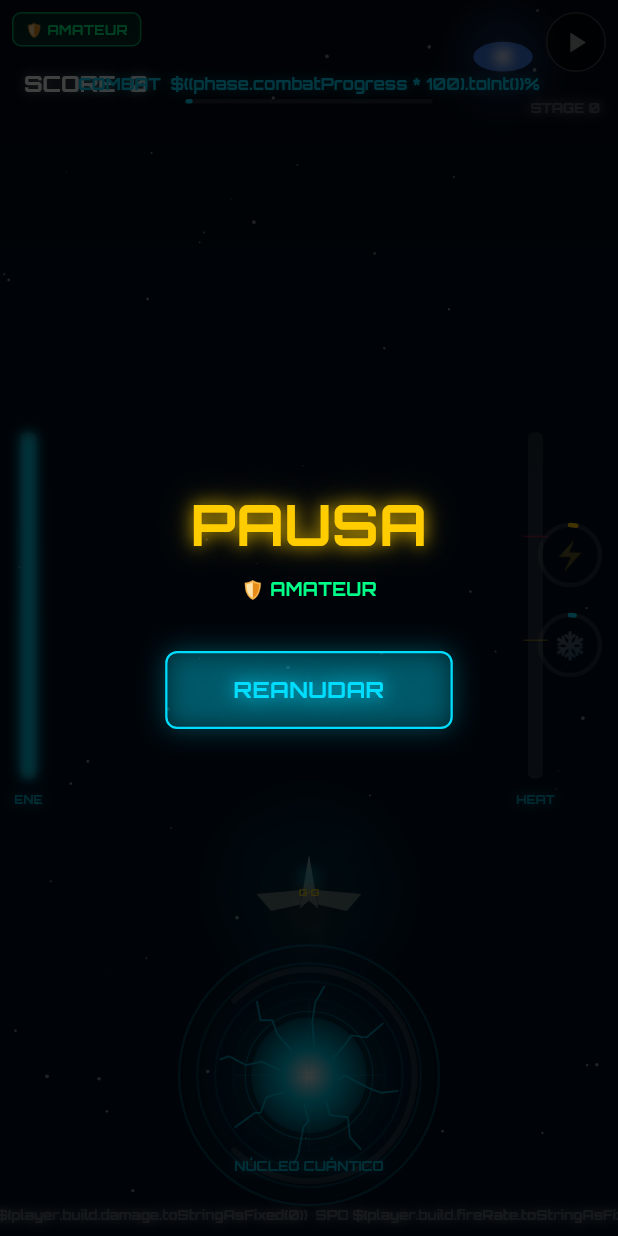
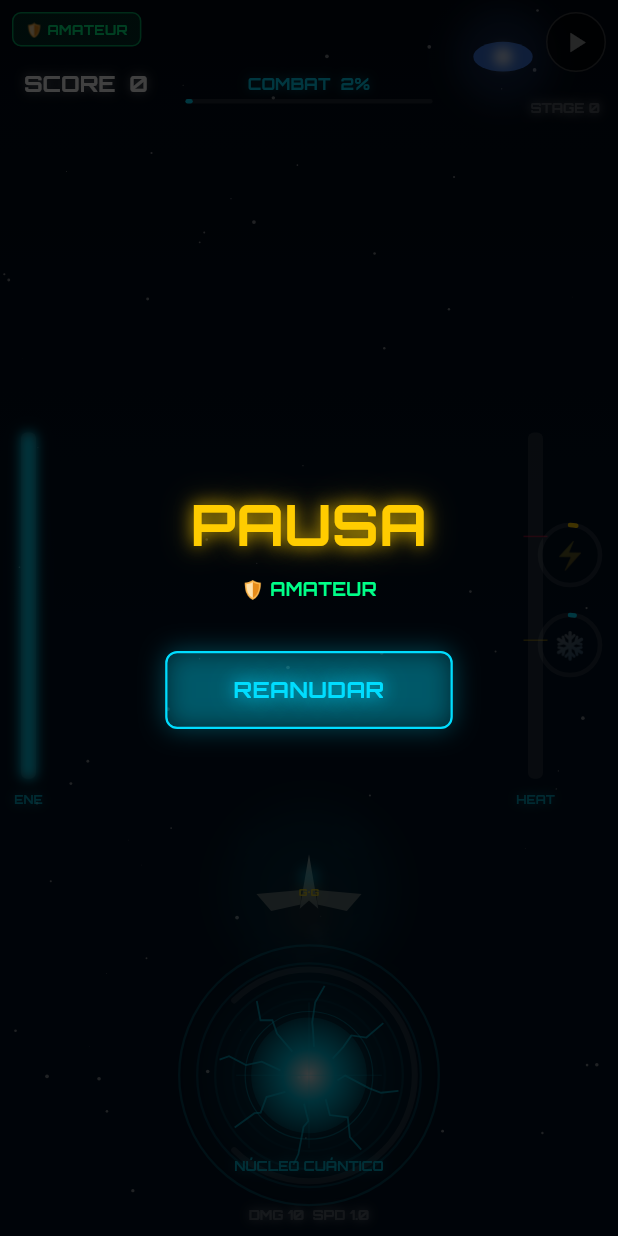
Before and after one commit to gustavoenriquegaray121-star/phoenix-core-cryo-balance, a Flutter app: the GameScreen screen opened directly with empty values, after a tap on the "pause" icon, on a phone screen of 412 x 824 dp. Run offline on Flutter 3.47's test engine with Material 3 defaults, Android fonts, the light colour scheme and no system bars; our stand-ins replace audioplayers, flutter_tts, shared_preferences, video_player; accounts and stored records are empty.

Commit message:
Update main.dart

```diff
--- a/lib/main.dart
+++ b/lib/main.dart
@@ -149,19 +149,23 @@ class DifficultyConfig {
   double get spawnRateMult   => switch (level) { Difficulty.amateur => 0.85, Difficulty.veterano => 1.35, Difficulty.comandante => 1.7  };
   int    get maxWaveSize     => switch (level) { Difficulty.amateur => 3,    Difficulty.veterano => 5,    Difficulty.comandante => 6    };
   double get enemyFireRateMult => switch (level) { Difficulty.amateur => 0.7, Difficulty.veterano => 1.0, Difficulty.comandante => 1.4 };
-  double get bossHpMult      => switch (level) { Difficulty.amateur => 0.9,  Difficulty.veterano => 1.4,  Difficulty.comandante => 1.8  };
-  double get bossBulletDmgMult => switch (level) { Difficulty.amateur => 0.7, Difficulty.veterano => 1.0, Difficulty.comandante => 1.4 };
-  double get bossShieldDuration => switch (level) { Difficulty.amateur => 6.0, Difficulty.veterano => 10.0, Difficulty.comandante => 14.0 };
-  double get bossVulnerableWindow => switch (level) { Difficulty.amateur => 4.0, Difficulty.veterano => 2.5, Difficulty.comandante => 1.8 };
+  double get bossHpMult      => switch (level) { Difficulty.amateur => 1.5,  Difficulty.veterano => 2.5,  Difficulty.comandante => 3.5  };
+  double get bossBulletDmgMult => switch (level) { Difficulty.amateur => 0.6, Difficulty.veterano => 0.9, Difficulty.comandante => 1.3 };
+  double get bossShieldDuration => switch (level) { Difficulty.amateur => 8.0, Difficulty.veterano => 14.0, Difficulty.comandante => 20.0 };
+  double get bossVulnerableWindow => switch (level) { Difficulty.amateur => 3.5, Difficulty.veterano => 2.0, Difficulty.comandante => 1.2 };
   double get gravTimerSeconds => switch (level) { Difficulty.amateur => 80.0, Difficulty.veterano => 60.0, Difficulty.comandante => 45.0 };
   double get heatGenMult     => switch (level) { Difficulty.amateur => 0.6,  Difficulty.veterano => 1.0,  Difficulty.comandante => 1.5  };
   double get heatCoolMult    => switch (level) { Difficulty.amateur => 2.0,  Difficulty.veterano => 1.0,  Difficulty.comandante => 0.7  };
-  double get overheatDuration => switch (level) { Difficulty.amateur => 0.8, Difficulty.veterano => 1.5,  Difficulty.comandante => 2.2  };
+  double get overheatDuration => switch (level) { Difficulty.amateur => 0.6, Difficulty.veterano => 1.2,  Difficulty.comandante => 1.8  };
   bool   get tripleGuaranteed => level != Difficulty.comandante;
   bool   get hasMissile      => level != Difficulty.amateur;
   double get missileRechargeTime => switch (level) { Difficulty.amateur => 999, Difficulty.veterano => 10.0, Difficulty.comandante => 14.0 };
   double get powerUpInterval => switch (level) { Difficulty.amateur => 22.0, Difficulty.veterano => 32.0, Difficulty.comandante => 45.0 };
   bool   get boss4TripleFromStart => level == Difficulty.comandante;
+  // Comandante empieza con disparo doble desde Stage 1
+  bool   get startsWithDouble => level == Difficulty.comandante;
+  // Comandante empieza con disparo doble desde el inicio
+  bool   get startsWithDouble => level == Difficulty.comandante;
   bool   get hasFinisherMode => true; // todos los niveles
   // Finisher threshold — % HP para activar huida
   double get finisherThreshold => switch (level) { Difficulty.amateur => 0.12, Difficulty.veterano => 0.10, Difficulty.comandante => 0.08 };
@@ -216,14 +220,14 @@ class CinematicScene {
 }
 
 const _stages = [
-  StageConfig(stageNum:1, name:'NEBULOSA DE ORIÓN', bossName:'THE FROZEN WARLORD', bossAsset:'assets/images/boss.png', bossColor:cWarlord, hazard:StageHazard.none, bossHpBase:180, bossHpPerCycle:35, scenes:[]),
-  StageConfig(stageNum:2, name:'ASTEROIDES DE KHAROS', bossName:'EL SEGADOR DE ALMAS', bossAsset:'assets/images/jefe2.png', bossColor:cGreen, hazard:StageHazard.asteroids, bossHpBase:160, bossHpPerCycle:30, scenes:[
+  StageConfig(stageNum:1, name:'NEBULOSA DE ORIÓN', bossName:'THE FROZEN WARLORD', bossAsset:'assets/images/boss.png', bossColor:cWarlord, hazard:StageHazard.none, bossHpBase:420, bossHpPerCycle:80, scenes:[]),
+  StageConfig(stageNum:2, name:'ASTEROIDES DE KHAROS', bossName:'EL SEGADOR DE ALMAS', bossAsset:'assets/images/jefe2.png', bossColor:cGreen, hazard:StageHazard.asteroids, bossHpBase:380, bossHpPerCycle:70, scenes:[
     CinematicScene(location:'DOCK 7A — BASE PHOENIX', speaker:'GENERAL G.G.', speakerColor:'gold', dialogue:'Comandante… lo consiguió.\nEl núcleo cuántico llegó intacto.\nLa colonia Elysium ya está recibiendo energía estable.', imageAsset:'assets/images/escena1jefe2.jpg'),
     CinematicScene(location:'DOCK 7A — HANGAR', speaker:'GENERAL G.G.', speakerColor:'gold', dialogue:'Recibimos señales de alerta desde los Asteroides de Kharos.\nAlgo está atacando nuestros convoyes…\nLe llamamos El Segador de Almas del Abismo.', imageAsset:'assets/images/escena2jefe2.jpg'),
     CinematicScene(location:'DOCK 7A — HANGAR', speaker:'USUARIO', speakerColor:'ice', dialogue:'¿Qué necesita que haga?', imageAsset:'assets/images/escena3jefe2.jpg'),
     CinematicScene(location:'DOCK 7A — HANGAR', speaker:'GENERAL G.G.', speakerColor:'gold', dialogue:'Vaya allí y deténgalo antes de que alcance el Núcleo Central de Elysium.\nSu nave está siendo reparada. Descanse.\nEsta entidad es mucho más antigua… y más peligrosa.', imageAsset:'assets/images/escena4jefe2.jpg'),
   ]),
-  StageConfig(stageNum:3, name:'ZONA NEUTRÓNICA OMEGA', bossName:'EL DEVORADOR DE SUEÑOS', bossAsset:'assets/images/jefe3.png', bossColor:cPurple, hazard:StageHazard.gravityTimer, bossHpBase:220, bossHpPerCycle:35, scenes:[
+  StageConfig(stageNum:3, name:'ZONA NEUTRÓNICA OMEGA', bossName:'EL DEVORADOR DE SUEÑOS', bossAsset:'assets/images/jefe3.png', bossColor:cPurple, hazard:StageHazard.gravityTimer, bossHpBase:520, bossHpPerCycle:90, scenes:[
     CinematicScene(location:'DOCK 7A — BASE PHOENIX', speaker:'GENERAL G.G.', speakerColor:'gold', dialogue:'Comandante… excelente trabajo.\nEl Segador fue neutralizado.\nPermítame presentarle a la Doctora Denise Moreau.', imageAsset:'assets/images/escena1jefe3.jpg'),
     CinematicScene(location:'SALA DE ANÁLISIS', speaker:'DRA. DENISE MOREAU', speakerColor:'ice', dialogue:'Lo que enfrentaremos no es una nave enemiga…\nes una entidad biológica altamente evolucionada.', imageAsset:'assets/images/escena2jefe3.jpg'),
     CinematicScene(location:'CAFÉ ALTEA', speaker:'DRA. DENISE MOREAU', speakerColor:'ice', dialogue:'Ataca la mente, genera alucinaciones y distorsiona la realidad.\nSi logra establecer una cabeza de playa, la infestación será imposible de detener.', imageAsset:'assets/images/escena3jefe3.jpg'),
@@ -274,8 +278,11 @@ class PlayerBuild {
   PlayerBuild({this.damage = 10, this.fireRate = 1.0, this.maxEnergy = 100, this.cooling = 1.0, this.shieldEfficiency = 1.0, this.hasTripleShot = false, this.heatGenMult = 1.0, List<String>? modules}) : modules = modules ?? [];
 }
 class Player {
-  double x, y, energy = 100, heat = 0; bool shieldActive = false; double shieldTimer = 0; PlayerBuild build;
-  // y es para Finisher Mode (movimiento libre)
+  double x, y, energy = 100, heat = 0;
+  bool shieldActive = false; double shieldTimer = 0;
+  // Escudo inicial degradable — nave tiene protección que baja con daño
+  double hullIntegrity = 100; // 100% integridad del casco
+  PlayerBuild build;
   Player(this.x, {PlayerBuild? b, double? startY}) : build = b ?? PlayerBuild(), energy = b?.maxEnergy ?? 100, y = startY ?? 0;
 }
 class Enemy {
@@ -294,7 +301,7 @@ class Boss {
   bool phaseShieldActive = false; double phaseShieldTimer = 0, vulnerableTimer = 0; bool phaseTriggered = false;
   // Finisher
   bool finisherTriggered = false;
-  static const double moveTime = 3.0, chargeTime = kBossChargeTime, cooldownTime = 2.8;
+  static const double moveTime = 2.5, chargeTime = kBossChargeTime, cooldownTime = 2.0;
   Boss({required this.x, required this.y, required this.hp, this.vx = 75}) : maxHp = hp, vy = 0;
 }
 class Bullet {
@@ -819,6 +826,7 @@ class _GState extends State<GameScreen> with SingleTickerProviderStateMixin {
   double _finisherCamZoom = 1.0; // zoom out durante chase
   // ── Boss death épica ──
   bool _bossDying = false; double _bossDeathTimer = 0; double _timeScale = 1.0;
+  bool _showBossKillGlory = false; double _bossKillGloryTimer = 0;
   double _bossShakeX = 0, _bossShakeY = 0, _bossShakeIntensity = 0;
   int _score = 0, _totalDmg = 0; double _coreTemp = 0, _niFrame = 0;
   double _shootTimer = 0, _spawnTimer = 0, _puTimer = 0;
@@ -850,12 +858,17 @@ class _GState extends State<GameScreen> with SingleTickerProviderStateMixin {
   @override void initState() {
     super.initState(); _score = widget.initialScore; _ai = AIAdapt();
     _heat = HeatSystem(); _puTimer = _diff.powerUpInterval; _gravTimer = _diff.gravTimerSeconds;
+    // Detener todo audio anterior al iniciar nuevo stage
+    widget.audio.stopAll();
     if (_diff.hasMissile) _missile = MissileSystem(_diff.missileRechargeTime);
     WidgetsBinding.instance.addPostFrameCallback((_) {
       if (!mounted) return;
       final sz = MediaQuery.of(context).size; _sw = sz.width; _sh = sz.height;
       final b = widget.initialBuild ?? PlayerBuild();
       _player = Player(_sw / 2, b: b, startY: _sh * 0.72); _res.energy = _player.build.maxEnergy;
+    // Escudo inicial degradable — más resistente en stages bajos
+    _player.shieldActive = true;
+    _player.shieldTimer = switch(_stage.stageNum) { 1 => 8.0, 2 => 6.0, 3 => 4.0, _ => 0.0 };
       _ai.resetForStage(_stage.stageNum);
       _ticker = createTicker(_tick)..start();
     });
@@ -966,6 +979,8 @@ class _GState extends State<GameScreen> with SingleTickerProviderStateMixin {
     }
     _audio.playExplosion(isBoss: true); hapticHeavy();
     _ai.analyze(_player.build, _stage.stageNum); _audio.switchToAmbient();
+    // Mostrar pantalla de triunfo 3.5s antes de continuar
+    _showBossKillGlory = true; _bossKillGloryTimer = 3.5;
     _finisherCamZoom = 1.0;
   }
 
@@ -1015,6 +1030,15 @@ class _GState extends State<GameScreen> with SingleTickerProviderStateMixin {
     if (_disposed || !mounted) return;
     if (_paused) { setState(() {}); return; }
 
+    // Glory screen al matar jefe
+    if (_showBossKillGlory) {
+      _bossKillGloryTimer -= dt;
+      _updateParticles(dt); _updateFloats(dt);
+      if (_bossKillGloryTimer <= 0) _showBossKillGlory = false;
+      if (mounted) setState(() {});
+      // No bloqueamos el update completo, solo mostramos overlay
+    }
+
     // Boss dying épico
     if (_bossDying) {
       _bossDeathTimer += dt; _bossShakeIntensity *= 0.92;
@@ -1022,7 +1046,7 @@ class _GState extends State<GameScreen> with SingleTickerProviderStateMixin {
       if (_rng.nextDouble() < 0.4 && _boss != null) { _particles.add(Particle(x: _boss!.x + (_rng.nextDouble() - 0.5) * 90, y: _boss!.y + (_rng.nextDouble() - 0.5) * 90, vx: (_rng.nextDouble() - 0.5) * 240, vy: (_rng.nextDouble() - 0.5) * 240, life: 0.6 + _rng.nextDouble() * 0.5, color: _rng.nextBool() ? Colors.orange : cFire, size: 3 + _rng.nextDouble() * 6)); }
       if (_bossDeathTimer > 0.3 && _timeScale < 1.0) _timeScale = (_timeScale + dt * 2.5).clamp(0, 1);
       _updateParticles(dt); _updateFloats(dt);
-      if (_bossDeathTimer > 3.0) { _bossDying = false; _timeScale = 1.0; _bossShakeIntensity = 0; _resetPlayerForStage(); _stageClear(); }
+      if (_bossDeathTimer > 2.0 && !_showBossKillGlory) { _bossDying = false; _timeScale = 1.0; _bossShakeIntensity = 0; _resetPlayerForStage(); _stageClear(); }
       if (mounted) setState(() {}); return;
     }
 
@@ -1127,6 +1151,10 @@ class _GState extends State<GameScreen> with SingleTickerProviderStateMixin {
       _bullets.add(Bullet(_player.x, py, _player.build.damage, angle: penalty));
       _bullets.add(Bullet(_player.x, py, _player.build.damage * 0.7, angle: -0.13 + penalty));
       _bullets.add(Bullet(_player.x, py, _player.build.damage * 0.7, angle: 0.13 + penalty));
+    } else if (_diff.startsWithDouble) {
+      // Comandante empieza con doble disparo paralelo
+      _bullets.add(Bullet(_player.x - 6, py, _player.build.damage * 0.85, angle: penalty));
+      _bullets.add(Bullet(_player.x + 6, py, _player.build.damage * 0.85, angle: penalty));
     } else {
       _bullets.add(Bullet(_player.x, py, _player.build.damage, angle: penalty));
     }
@@ -1194,7 +1222,7 @@ class _GState extends State<GameScreen> with SingleTickerProviderStateMixin {
       b.burstTimer += dt; final brokenCount = _portalNodes.isEmpty ? 0 : _portalNodes.where((n) => n.broken).length; final interval = (1.8 - (brokenCount * 0.32)).clamp(0.45, 1.8); if (b.burstTimer >= interval) { b.burstTimer = 0; _fireBoss(b); } return;
     }
 
-    final effectiveMoveTime = b.phaseShieldActive ? 1.5 : Boss.moveTime; final effectiveBurstLimit = b.phaseShieldActive ? 4 : 3;
+    final effectiveMoveTime = b.phaseShieldActive ? 1.5 : Boss.moveTime; final effectiveBurstLimit = b.phaseShieldActive ? 5 : (_diff.level == Difficulty.amateur ? 3 : _diff.level == Difficulty.veterano ? 4 : 5);
     switch (b.state) {
       case BossState.moving: b.x += b.vx * dt; b.y = _sh * 0.16 + sin(b.animT * 0.8) * 24; if (b.x < kBossR || b.x > _sw - kBossR) b.vx *= -1; b.stateTimer += dt; if (b.stateTimer >= effectiveMoveTime) { b.state = BossState.charging; b.stateTimer = 0; b.chargeGlow = 0; }
       case BossState.charging: b.stateTimer += dt; b.chargeGlow = (b.stateTimer / Boss.chargeTime).clamp(0, 1); b.y = _sh * 0.16 + sin(b.animT * 12) * 3 * b.chargeGlow; if (b.stateTimer >= Boss.chargeTime) { b.state = BossState.firing; b.stateTimer = 0; b.burstCount = 0; b.burstTimer = 0; }
@@ -1220,7 +1248,7 @@ class _GState extends State<GameScreen> with SingleTickerProviderStateMixin {
       if (!_antiPatternTriggered && _rng.nextDouble() < 0.25) { _antiPatternTriggered = true; final msg = predict > 0.75 ? 'Eres completamente predecible…' : predict > 0.5 ? 'Empiezo a entenderte…' : 'Con tecnología de museo…'; _addFloat(b.x, b.y - kBossR - 24, msg, cRed); _glitchActive = true; _glitchT = 0.5; Future.delayed(const Duration(seconds: 4), () { if (!_disposed) _antiPatternTriggered = false; }); }
       _diffMult = (_diffMult + 0.03).clamp(1.0, 2.0); return;
     }
-    final offsets = _stage.stageNum >= 3 ? [0.0, -sp, sp, -sp * 0.5] : [0.0, -sp, sp];
+    final offsets = _diff.level == Difficulty.comandante ? [0.0, -sp, sp, -sp*0.5, sp*0.5] : _stage.stageNum >= 3 ? [0.0, -sp, sp, -sp * 0.5] : [0.0, -sp, sp];
     for (final off in offsets) _bullets.add(Bullet(b.x, b.y + kBossR, dmg, isEnemy: true, fromBoss: true, angle: ba + off, speed: bspd));
   }
 
@@ -1231,8 +1259,23 @@ class _GState extends State<GameScreen> with SingleTickerProviderStateMixin {
         final px = _player.x, py = _player.y;
         if ((bul.x - px).abs() < kPhoenixSize && (bul.y - py).abs() < kPhoenixSize) {
           rem.add(bul);
-          if (_player.shieldActive) { _player.shieldActive = false; hapticLight(); _audio.playShieldHit(); _spawnBurst(px, py, cShield, 8); _addFloat(px, py - 20, 'ESCUDO!', cShield); }
-          else { _res.energy -= bul.fromBoss ? 11 : 13; _heat.applyShot(_player.build, _diff); _coreTemp += bul.fromBoss ? 0.032 : 0.042; hapticMedium(); _spawnBurst(px, py, cDanger, 8); _addFloat(px, py - 20, '-E', cDanger); }
+          if (_player.shieldActive) {
+            _player.shieldActive = false; hapticLight(); _audio.playShieldHit(); _spawnBurst(px, py, cShield, 8); _addFloat(px, py - 20, 'ESCUDO!', cShield);
+          } else if (_player.hullIntegrity > 0) {
+            // Casco absorbe parte del daño
+            final hullDmg = bul.fromBoss ? 8.0 : 5.0;
+            _player.hullIntegrity = (_player.hullIntegrity - hullDmg).clamp(0, 100);
+            final passThru = _player.hullIntegrity < 30 ? 1.0 : _player.hullIntegrity < 60 ? 0.6 : 0.3;
+            _res.energy -= (bul.fromBoss ? 11 : 13) * passThru;
+            _heat.applyShot(_player.build, _diff);
+            _coreTemp += (bul.fromBoss ? 0.032 : 0.042) * passThru;
+            hapticMedium(); _spawnBurst(px, py, cDanger, 8);
+            _addFloat(px, py - 20, _player.hullIntegrity < 30 ? '💀 CASCO CRÍTICO' : '-CASCO', cDanger);
+          } else {
+            _res.energy -= bul.fromBoss ? 14 : 16; _heat.applyShot(_player.build, _diff);
+            _coreTemp += bul.fromBoss ? 0.055 : 0.065; hapticHeavy();
+            _spawnBurst(px, py, cRed, 12); _addFloat(px, py - 20, '💀 SIN CASCO', cRed);
+          }
         }
         final nx = _sw / 2, ny = _sh * 0.87;
         if (_niFrame <= 0 && (bul.x - nx).abs() < kNucleusR && (bul.y - ny).abs() < kNucleusR) { rem.add(bul); _niFrame = kNucleusIFrame; _coreTemp += bul.fromBoss ? 0.055 : kCoreHeatPerHit; hapticHeavy(); _addFloat(nx, ny - 20, 'NÚCLEO!', cDanger); _spawnBurst(nx, ny, cDanger, 6); }
@@ -1292,14 +1335,22 @@ class _GState extends State<GameScreen> with SingleTickerProviderStateMixin {
     if (_stage.hazard == StageHazard.gravityTimer) { _gravActive = true; _gravTimer = _diff.gravTimerSeconds; }
     _addFloat(_sw / 2, _sh * 0.3, '⚠ ${_stage.bossName}', _stage.bossColor);
   }
-  void _stageClear() { _audio.stopAlarm(); _phase.endBoss(); if (mounted && !_disposed) widget.onStageClear(_score, _player.build, _totalDmg); }
+  void _stageClear() {
+    _audio.stopAll(); // FIX: detener TODOS los sonidos antes de cambiar stage
+    _phase.endBoss();
+    Future.delayed(const Duration(milliseconds: 300), () {
+      if (mounted && !_disposed) widget.onStageClear(_score, _player.build, _totalDmg);
+    });
+  }
   void _resetPlayerForStage() {
     _player.build.hasTripleShot = false; _triplePermanent = false; _player.build.fireRate = _player.build.fireRate.clamp(1.0, 1.4); _tripleTimer = 0;
     _boss = null; _bossAlive = false; _bossDying = false; _bossDeathTimer = 0;
     _bullets.clear(); _asteroids.clear(); _enemies.clear(); _portalNodes.clear(); _nodesInitialized = false;
     _tripleGuaranteedUsed = false; _gravTimer = _diff.gravTimerSeconds; _heat.heat = 0; _heat.isOverheated = false;
     _finisher.phase = FinisherPhase.none; _finisherTriggered = false; _finisherCamZoom = 1.0;
-    _player.y = _sh * 0.72; // reset Y al modo normal
+    _player.y = _sh * 0.72;
+    // Restaurar casco parcialmente entre stages (no full, para mantener tensión)
+    _player.hullIntegrity = (_player.hullIntegrity + 40).clamp(0, 100);
   }
   void _beginFrost() { if (_frosting || _quenching) return; _frosting = true; _coreTemp = 1.0; _audio.stopAlarm(); }
   void _quenchExp() { for (int i = 0; i < 80; i++) { final a = _rng.nextDouble() * pi * 2; final s = 100 + _rng.nextDouble() * 320; _particles.add(Particle(x: _sw / 2, y: _sh * 0.87, vx: cos(a) * s, vy: sin(a) * s, life: 1.2 + _rng.nextDouble(), color: _rng.nextBool() ? cFire : cIce, size: 5 + _rng.nextDouble() * 12)); } }
@@ -1401,7 +1452,38 @@ class _GState extends State<GameScreen> with SingleTickerProviderStateMixin {
       if (_phase.phase == GamePhase.boss && _bossAlive && !_finisher.active) Positioned(top: 52, left: 0, right: 0, child: Center(child: _GlowText('⚠ ${_stage.bossName} ⚠', color: _stage.bossColor, size: 13))),
       if (_boss != null && _boss!.state == BossState.vulnerable && _bossAlive && !_finisher.active) Positioned(top: 70, left: 0, right: 0, child: Center(child: _GlowText('⚡ VULNERABLE — ¡ATACA AHORA!', color: cGold, size: 12))),
       if (isTriple) Positioned(bottom: _sh * 0.14, right: 60, child: _GlowText(_tripleTimer > 0 ? '💥 TRIPLE ${_tripleTimer.toStringAsFixed(0)}s' : '💥 TRIPLE PERM', color: cGold, size: 11)),
-      if (_bossDying) Positioned.fill(child: Container(color: Colors.black.withOpacity(0.25))),
+      if (_bossDying) ...[
+        Positioned.fill(child: Container(color: Colors.black.withOpacity(0.35))),
+        if (_bossDeathTimer > 0.8 && _bossDeathTimer < 4.5) Positioned(
+          top: _sh * 0.25, left: 0, right: 0,
+          child: Column(children: [
+            _GlowText('★ ELIMINADO ★', color: _stage.bossColor, size: 32),
+            const SizedBox(height: 8),
+            _GlowText(_stage.bossName, color: Colors.white70, size: 13),
+            const SizedBox(height: 16),
+            _GlowText('+${((500 + (_stage.stageNum - 1) * 200) * _diff.scoreMult).toInt()} PTS', color: cGold, size: 22),
+            if (_finisher.active) ...[
+              const SizedBox(height: 8),
+              _GlowText('★ FINISHER BONUS x1.5 ★', color: Colors.orange, size: 14),
+            ],
+          ]),
+        ),
+      ],
+      // ── BOSS KILL GLORY OVERLAY ────────────────────────
+      if (_showBossKillGlory) Positioned.fill(child: IgnorePointer(child: Container(
+        color: Colors.black.withOpacity(0.55),
+        child: Center(child: Column(mainAxisSize: MainAxisSize.min, children: [
+          Text('★', style: TextStyle(fontSize: 72, color: cGold, shadows: [Shadow(color: cGold, blurRadius: 40)])),
+          const SizedBox(height: 12),
+          _GlowText(_finisher.active ? 'FINISHER KILL' : '${_stage.bossName}', color: _stage.bossColor, size: 18),
+          const SizedBox(height: 8),
+          _GlowText('ELIMINADO', color: cGold, size: 42),
+          const SizedBox(height: 16),
+          Container(padding: const EdgeInsets.symmetric(horizontal: 20, vertical: 8),
+            decoration: BoxDecoration(color: _diff.color.withOpacity(0.2), borderRadius: BorderRadius.circular(8), border: Border.all(color: _diff.color)),
+            child: Text('+${((500 + (_stage.stageNum - 1) * 200) * _diff.scoreMult).toInt()} PUNTOS', style: TextStyle(color: _diff.color, fontSize: 16, fontFamily: 'Orbitron', fontWeight: FontWeight.bold))),
+        ])),
+      ))),
       if (_mg.active) Positioned(bottom: _sh * 0.16, left: 20, child: _GlowText('⚡ RÁFAGA ${_mg.activeTimer.toStringAsFixed(1)}s', color: cGold, size: 11)),
       if (_fr.active) Positioned(bottom: _sh * 0.18, left: 20, child: _GlowText('❄ FREEZE ${_fr.activeTimer.toStringAsFixed(1)}s', color: cIce, size: 11)),
       if (_gravWarn) Positioned(top: _sh * 0.3, left: 0, right: 0, child: Center(child: _GlowText('⚠ GRAVEDAD: ${_gravTimer.toInt()}s', color: cDanger, size: 16))),
@@ -1519,7 +1601,7 @@ class GamePainter extends CustomPainter {
   void _drawFloats(Canvas canvas) { for (final f in floats) _txt(canvas, f.text, Offset(f.x, f.y), f.color.withOpacity(f.life.clamp(0, 1)), 11); }
   void _drawHUD(Canvas canvas) {
     _txt(canvas, 'SCORE  $score', Offset(16, 56), Colors.white, 15, left: true);
-    final label = switch (phase.phase) { GamePhase.combat => 'COMBAT  \${(phase.combatProgress * 100).toInt()}%', GamePhase.decision => 'DECISIÓN', GamePhase.boss => '⚠ BOSS' };
+    final label = switch (phase.phase) { GamePhase.combat => 'COMBAT  ${(phase.combatProgress * 100).toInt()}%', GamePhase.decision => 'DECISIÓN', GamePhase.boss => '⚠ BOSS' };
     _txt(canvas, label, Offset(sw / 2, 56), cIce, 11);
     final bw = sw * 0.4, bx = (sw - bw) / 2;
     canvas.drawRRect(RRect.fromRectAndRadius(Rect.fromLTWH(bx, 66, bw, 3), const Radius.circular(2)), Paint()..color = Colors.white12);
@@ -1527,17 +1609,32 @@ class GamePainter extends CustomPainter {
     final enePulse = 0.5 + sin(corePulse * pi * 3) * 0.15;
     _vBarPulse(canvas, 14, sh * 0.35, 10, sh * 0.28, res.energyFrac, cIce, 'ENE', enePulse);
     _drawHeatBar(canvas);
-    if (gravityTimer > 0) _txt(canvas, '⏱ \${gravityTimer.toInt()}s', Offset(sw - 12, 84), cDanger, 11, right: true);
+    if (gravityTimer > 0) _txt(canvas, '⏱ ${gravityTimer.toInt()}s', Offset(sw - 12, 84), cDanger, 11, right: true);
     if (res.entropyFrac > 0.3) {
       final entropyPct = (res.entropyFrac * 100).toInt();
       final isCritical = res.entropyFrac > 0.9;
       final entColor = isCritical ? Color.lerp(cDanger, Colors.white, (sin(corePulse * pi * 8) * 0.5 + 0.5))! : cShield.withOpacity(res.entropyFrac);
-      _txt(canvas, isCritical ? '⚠ ENTROPÍA \$entropyPct%' : 'ENTROPÍA \$entropyPct%', Offset(sw / 2, sh - 28), entColor, isCritical ? 11.0 : 10.0);
-    }
-    _txt(canvas, 'DMG \${player.build.damage.toStringAsFixed(0)}  SPD \${player.build.fireRate.toStringAsFixed(1)}', Offset(sw / 2, sh - 14), Colors.white24, 9);
+      _txt(canvas, isCritical ? '⚠ ENTROPÍA $entropyPct%' : 'ENTROPÍA $entropyPct%', Offset(sw / 2, sh - 28), entColor, isCritical ? 11.0 : 10.0);
+    }
+    _txt(canvas, 'DMG ${player.build.damage.toStringAsFixed(0)}  SPD ${player.build.fireRate.toStringAsFixed(1)}', Offset(sw / 2, sh - 14), Colors.white24, 9);
     if (coreTemp > 0.75) _txt(canvas, '⚠  QUENCH INMINENTE  ⚠', Offset(sw / 2, sh * 0.48), cDanger, 15);
     if (heat.zone == HeatZone.hot && !heat.isOverheated) _txt(canvas, '🔥 CADENCIA REDUCIDA', Offset(sw / 2, sh * 0.53), cDanger.withOpacity(0.85), 10);
     if (heat.zone == HeatZone.cool) _drawColdAura(canvas);
+    // ── Indicador de casco (hull integrity) ──
+    _drawHullBar(canvas);
+  }
+
+  void _drawHullBar(Canvas canvas) {
+    final hull = player.hullIntegrity / 100;
+    if (hull >= 0.99) return; // no mostrar si está lleno
+    final x = 14.0, y = sh * 0.35 + sh * 0.28 + 22, w = 10.0, h = 40.0;
+    final hullColor = hull > 0.6 ? cGreen : hull > 0.3 ? cGold : cRed;
+    canvas.drawRRect(RRect.fromRectAndRadius(Rect.fromLTWH(x, y, w, h), const Radius.circular(3)), Paint()..color = Colors.white12);
+    final f = h * hull.clamp(0, 1);
+    canvas.drawRRect(RRect.fromRectAndRadius(Rect.fromLTWH(x, y + h - f, w, f), const Radius.circular(3)),
+      Paint()..color = hullColor..maskFilter = hull < 0.3 ? const MaskFilter.blur(BlurStyle.normal, 4) : null);
+    _txt(canvas, 'HULL', Offset(x + w / 2, y + h + 12), hullColor.withOpacity(0.7), 7);
+    if (hull < 0.3) _txt(canvas, '💀', Offset(x + w / 2, y - 12), cRed, 12);
   }
 
   void _drawColdAura(Canvas canvas) {
```
